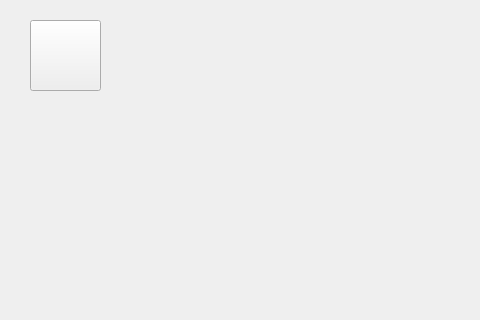
The window that Patientenverwaltung/mainwindow.ui (JenniferRied/Patientenverwaltung) describes before a commit, drawn with Qt 5; both pictures show x 0 to 480 and y 0 to 320 of the 800 by 600 pixel window.
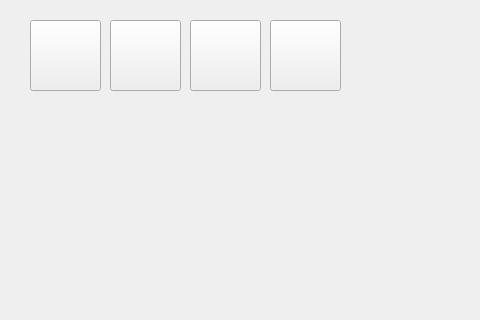
The same window after the commit. Icons and pictures are not drawn.

Commit message: Buttons auf dem MainWindow

What changed in the file:
```diff
--- a/Patientenverwaltung/mainwindow.ui
+++ b/Patientenverwaltung/mainwindow.ui
@@ -40,6 +40,45 @@
      </size>
     </property>
    </widget>
+   <widget class="QPushButton" name="aendern_button">
+    <property name="geometry">
+     <rect>
+      <x>110</x>
+      <y>20</y>
+      <width>71</width>
+      <height>71</height>
+     </rect>
+    </property>
+    <property name="text">
+     <string/>
+    </property>
+   </widget>
+   <widget class="QPushButton" name="loeschen_button">
+    <property name="geometry">
+     <rect>
+      <x>190</x>
+      <y>20</y>
+      <width>71</width>
+      <height>71</height>
+     </rect>
+    </property>
+    <property name="text">
+     <string/>
+    </property>
+   </widget>
+   <widget class="QPushButton" name="suchen_button">
+    <property name="geometry">
+     <rect>
+      <x>270</x>
+      <y>20</y>
+      <width>71</width>
+      <height>71</height>
+     </rect>
+    </property>
+    <property name="text">
+     <string/>
+    </property>
+   </widget>
   </widget>
   <widget class="QMenuBar" name="menubar">
    <property name="geometry">
```
Left out of the diff: 8 changed lines with no effect on the pictures. The commit also changes 8 other files.
